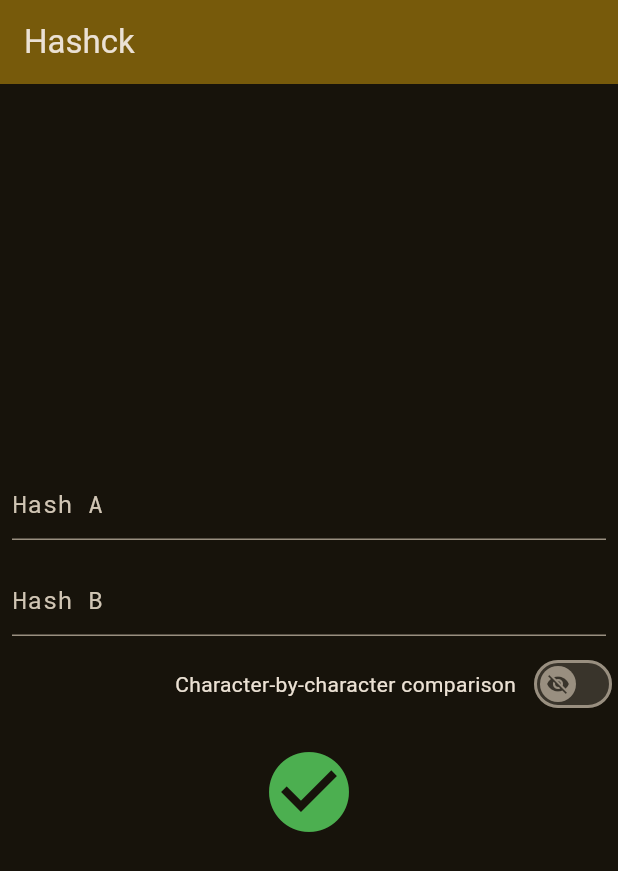
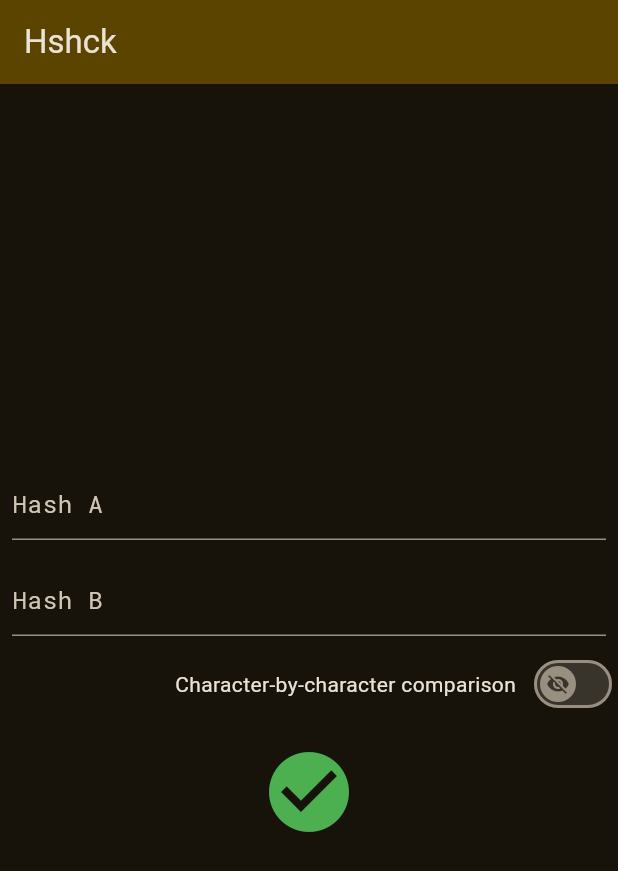
Before and after one commit to nanovad/hshck, a Flutter app: the screen it shows after launch, on a phone screen of 412 x 824 dp. Shown: the top 871 px of the screen. Run offline on Flutter 3.47's test engine with Material 2 defaults, Android fonts, the phone set to English and light mode, and no system bars.

Commit message:
Branding - name change, icon

```diff
--- a/lib/main.dart
+++ b/lib/main.dart
@@ -20,7 +20,7 @@
             seedColor: Colors.amber, brightness: Brightness.dark),
         useMaterial3: true,
       ),
-      home: const MyHomePage(title: 'Hashck'),
+      home: const MyHomePage(title: 'Hshck'),
     );
   }
 }
@@ -53,7 +53,7 @@
   Widget build(BuildContext context) {
     return Scaffold(
         appBar: AppBar(
-          backgroundColor: Theme.of(context).colorScheme.inversePrimary,
+          backgroundColor: Theme.of(context).colorScheme.primaryContainer,
           title: Text(widget.title),
         ),
         body: Center(
```
Also changed, not shown: logo/favicon.svg (added), logo/hshck_logo.svg (added), 7 other files.
